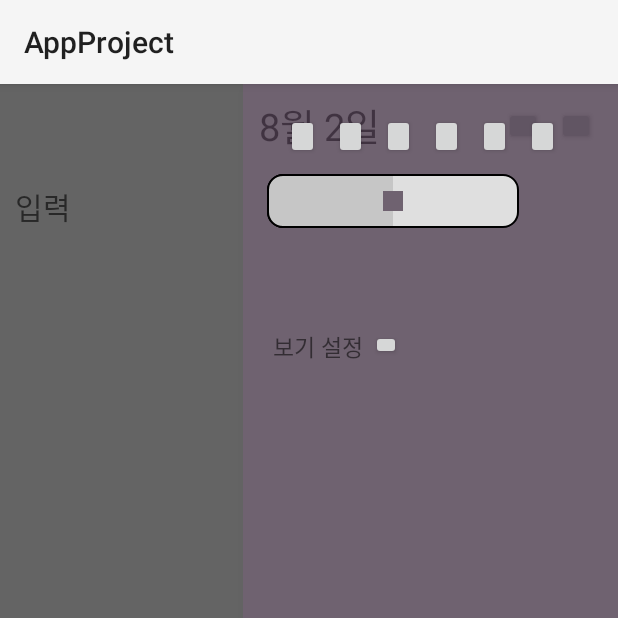
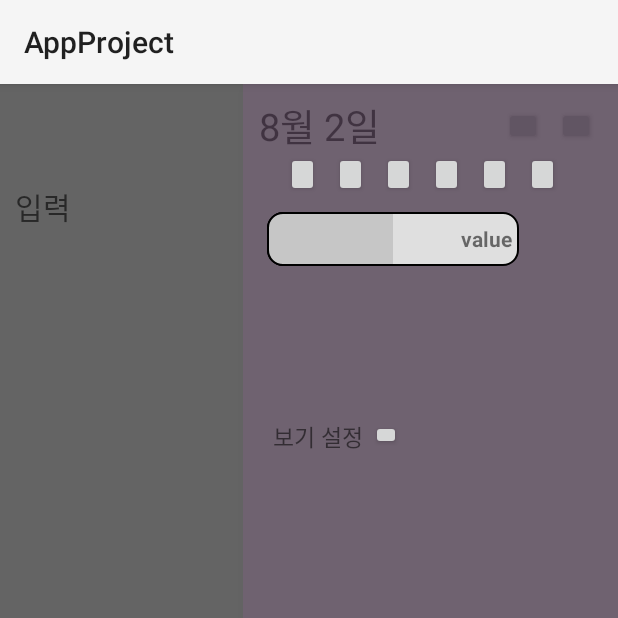
Before and after one commit to CompletelyPark/diary_app_project, an Android app: the screen it shows after launch (DailyDiary), with the side drawer open, on a phone screen of 412 x 824 dp, the top half of it. Run offline under Robolectric (Android 15) with nearby library versions, the light colour scheme and no system bars.

Commit message:
add seekbar textview

```diff
--- a/app/src/main/java/com/jinwan/appproject/DailyDiary.java
+++ b/app/src/main/java/com/jinwan/appproject/DailyDiary.java
@@ -5,11 +5,16 @@ import androidx.appcompat.app.AppCompatActivity;
 import androidx.drawerlayout.widget.DrawerLayout;
 
 import android.os.Bundle;
+import android.util.Log;
 import android.view.MotionEvent;
 import android.view.View;
+import android.view.ViewGroup;
+import android.widget.SeekBar;
 import android.widget.TextView;
 
 import com.google.android.material.button.MaterialButton;
+
+import org.w3c.dom.Text;
 
 import java.text.SimpleDateFormat;
 import java.util.Date;
@@ -23,6 +28,10 @@ public class DailyDiary extends AppCompatActivity {
     private DrawerLayout drawerLayout;
     private View drawerView;
 
+    private SeekBar seekBar;
+    private TextView seekBarTxt;
+
+
     @Override
     protected void onCreate(Bundle savedInstanceState) {
         super.onCreate(savedInstanceState);
@@ -32,11 +41,10 @@ public class DailyDiary extends AppCompatActivity {
         textView = findViewById(R.id.txt_date3);
         textView.setText(getTime());
 
+//      navigation menu open
         drawerLayout = (DrawerLayout) findViewById(R.id.drawer_layout);
-        drawerView = (View)findViewById(R.id.drawer);
-
+        drawerView = (View)findViewById(R.id.navigation_menu);
         drawerLayout.setDrawerListener(listener);
-
         drawerView.setOnTouchListener(new View.OnTouchListener() {
             @Override
             public boolean onTouch(View view, MotionEvent motionEvent) {
@@ -44,8 +52,44 @@ public class DailyDiary extends AppCompatActivity {
             }
         });
 
+//      seekbar set
+        seekBar = (SeekBar) findViewById(R.id.seekBar);
+        seekBarTxt = (TextView) findViewById(R.id.seekBarTxt);
+
+        seekBar.setOnSeekBarChangeListener(new SeekBar.OnSeekBarChangeListener() {
+            int progressValue=0;
+
+            @Override
+//          이 때 숫자값 변경
+            public void onProgressChanged(SeekBar seekBar, int progress, boolean fromUser) {
+//                drawerView.setVisibility(View.INVISIBLE);
+//                seekBar.setVisibility(View.VISIBLE);
+                Log.d("Tag","onProgressChanged: "+ progress);
+                seekBarTxt.setText(progress+"");
+//              처음에 seekBarTxt.setText(progress); 로 적었다가 계속 꺼져서 문제점을 찾아봤다
+//              textview의 setText method는 String 객체로 집어 넣어 줘야 한다는 것을 알게 됐다
+
+                progressValue = progress;
+            }
+
+            @Override
+            public void onStartTrackingTouch(SeekBar seekBar) {
+                Log.d("Tag","onStartTrackingTouch");
+                setChildViewsEnabled(drawerView,false);
+            }
+
+            @Override
+//          이 때 결과 값 받아와서 값 수정하기
+            public void onStopTrackingTouch(SeekBar seekBar) {
+                Log.d("Tag","onStopTrackingTouch: " + progressValue);
+                setChildViewsEnabled(drawerView,true);
+
+            }
+        });
+
     }
 
+//  오늘 날짜를 불러오는 method
     private String getTime(){
         mnow = System.currentTimeMillis();
         mdate = new Date(mnow);
@@ -78,4 +122,24 @@ public class DailyDiary extends AppCompatActivity {
         }
     };
 
+    private void setChildViewsEnabled(View view, boolean enabled){
+        int x=0;
+
+        if(view instanceof ViewGroup){
+            ViewGroup group = (ViewGroup) view;
+            for(int i = 0; i<group.getChildCount();i++){
+                View child = group.getChildAt(i);
+                if (child.getId() == R.id.seekBar&&child.getId() == R.id.seekBarTxt)
+                    continue;
+                else {
+                    child.setEnabled(enabled);
+                    if (enabled == false) x = 4;
+                    else x = 0;
+//              Visible = 0, INVISIBLE = 4, GONE = 8
+
+                    child.setVisibility(x);
+                }
+            }
+        }
+    }
 }
--- a/app/src/main/java/com/jinwan/appproject/MainActivity1.java
+++ b/app/src/main/java/com/jinwan/appproject/MainActivity1.java
@@ -21,7 +21,7 @@ public class MainActivity1 extends AppCompatActivity {
         super.onCreate(savedInstanceState);
         setContentView(R.layout.activity_main1);
 
-        textView = findViewById(R.id.txt_date);
+//        textView = findViewById(R.id.txt_date);
         textView.setText(getTime());
 
     }
--- a/app/src/main/res/drawable/seek_thumb_custom.xml
+++ b/app/src/main/res/drawable/seek_thumb_custom.xml
@@ -4,8 +4,8 @@
     <corners android:radius="12dp" />
 
     <size
-        android:width="13dp"
-        android:height="13dp"/>
+        android:width="0dp"
+        android:height="0dp"/>
 
     <!-- 투명한 색상 설정 -->
     <solid android:color="@android:color/transparent" />
--- a/app/src/main/res/layout/diary_navigation_menu.xml
+++ b/app/src/main/res/layout/diary_navigation_menu.xml
@@ -7,16 +7,17 @@
     android:layout_height="match_parent"
     android:layout_gravity="end"
     android:background="#1ECE62D2"
-    android:id="@+id/drawer"
+    android:id="@+id/navigation_menu"
     >
 
     <LinearLayout
         android:layout_width="match_parent"
-        android:layout_height="140dp"
+        android:layout_height="200dp"
         android:paddingTop="20dp"
         android:orientation="vertical"
         >
         <LinearLayout
+            android:layout_marginTop="25dp"
             android:layout_width="match_parent"
             android:layout_height="wrap_content"
             android:gravity="center"
@@ -61,7 +62,7 @@
 
 
         </LinearLayout>
-        <LinearLayout
+        <FrameLayout
             android:layout_width="match_parent"
             android:layout_height="wrap_content"
             android:paddingTop="10dp"
@@ -75,8 +76,19 @@
                 android:max="100"
                 android:progress="50"
                 android:progressDrawable="@drawable/seek_bar_custom"
-                android:thumb="@drawable/seek_thumb_custom" />
-        </LinearLayout>
+                android:thumb="@drawable/seek_thumb_custom"
+                />
+
+            <TextView
+                android:id="@+id/seekBarTxt"
+                android:layout_width="wrap_content"
+                android:layout_height="wrap_content"
+                android:layout_marginStart="145dp"
+                android:layout_marginTop="8dp"
+                android:text="value"
+                android:textStyle="bold" />
+
+        </FrameLayout>
 
 
         <LinearLayout
@@ -85,7 +97,6 @@
             android:layout_height="wrap_content"
             android:gravity="center"
             />
-
 
     </LinearLayout>
 
```
